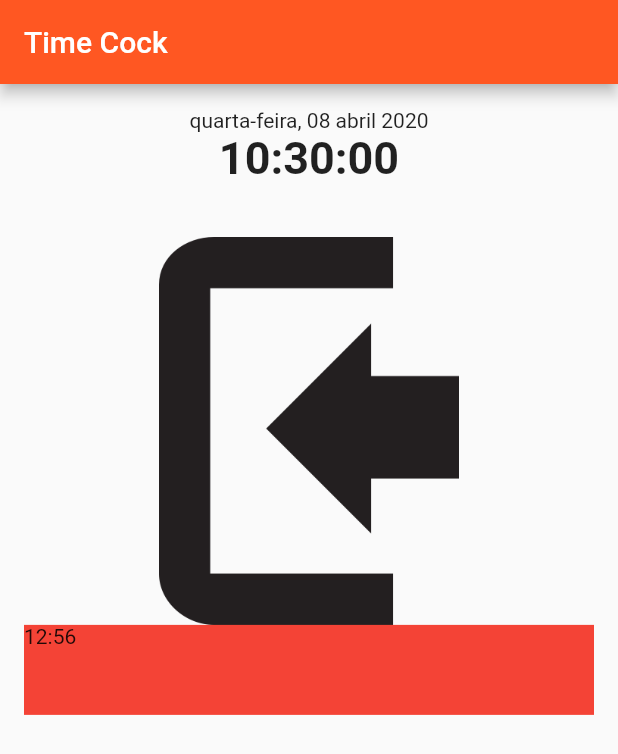
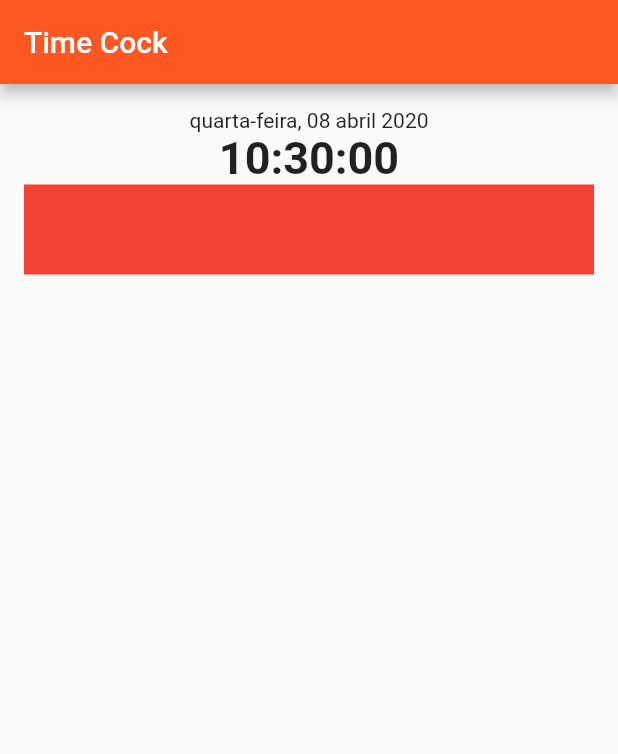
Before and after one commit to jerffesongd/time-clock, a Flutter app: the first screen one second after launch, on a phone screen of 412 x 824 dp. Shown: the top 754 px of the screen. Run offline on Flutter 3.47's test engine with Material 2 defaults, Android fonts, the phone set to English and light mode, and no system bars.

Commit message:
Refazendo o layout

```diff
--- a/lib/src/home/clock.dart
+++ b/lib/src/home/clock.dart
@@ -1,7 +1,6 @@
 import 'dart:async';
 
 import 'package:flutter/material.dart';
-import 'package:intl/date_symbol_data_local.dart';
 import 'package:intl/intl.dart';
 
 class Clock extends StatefulWidget {
@@ -12,7 +11,6 @@ class Clock extends StatefulWidget {
 }
 
 class _ClockState extends State<Clock> {
-  Timer _timer;
   DateTime dateTime;
   DateFormat _dateFormat = DateFormat("EEEE, dd LLLL yyyy");
   DateFormat _timeFormat = DateFormat("HH:mm:ss");
@@ -21,7 +19,6 @@ class _ClockState extends State<Clock> {
   void initState() {
     super.initState();
     dateTime = DateTime.now();
-    _timer = Timer.periodic(const Duration(seconds: 1), updateTime);
   }
 
   String dataFormatada() {
--- a/lib/src/home/home.dart
+++ b/lib/src/home/home.dart
@@ -4,6 +4,7 @@ import 'package:intl/intl.dart';
 import 'package:timeclock/src/home/clock.dart';
 
 class Home extends StatefulWidget {
+
   Home({Key key, this.title}) : super(key: key);
   final String title;
 
@@ -33,25 +34,12 @@ class _HomeState extends State<Home> {
           child: Column(
             children: <Widget>[
               Clock(),
-              Padding(
-                padding: const EdgeInsets.only(top: 35.0),
-                child: Image.asset(
-                  'assets/img/check-in.png',
-                  width: 200,
-                  scale: 1,
-                ),
-              ),
               Container(
                   height: 60,
                   width: double.infinity,
                   color: Colors.red,
-                  child:
-                    ListView(
-                      scrollDirection: Axis.horizontal,
-                      children: <Widget>[
-                        Text("12:56"),
-                      ],
-                    ),
+                  child: null
+
                 ),
 
             ],
```
